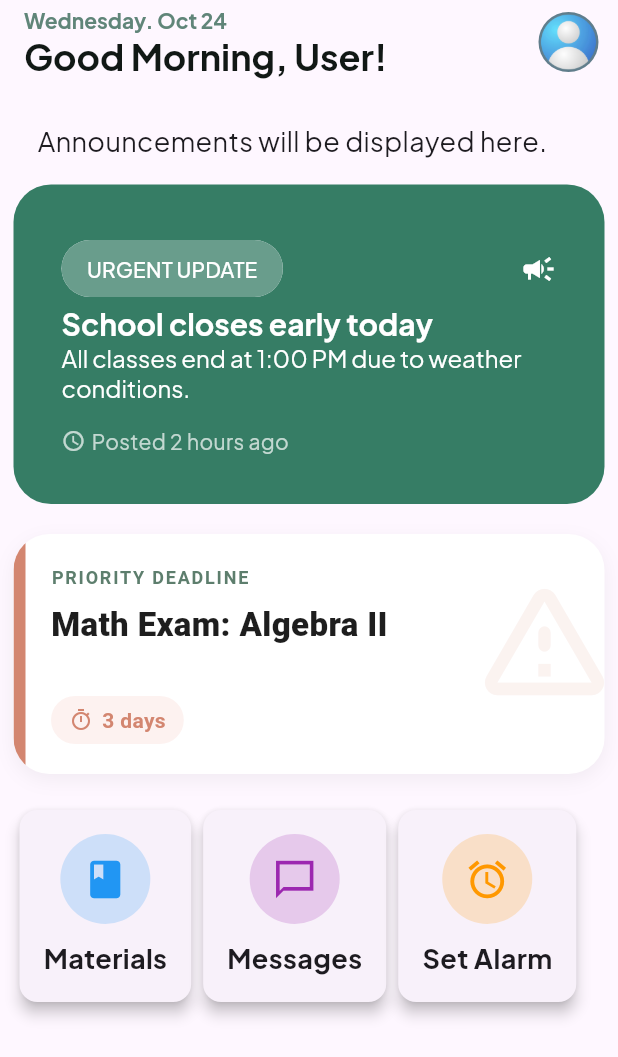
After one commit to NourEldeenAli42/FCDS-Announcements, a Flutter app: the screen it shows once a user with an empty profile is signed in, on a phone screen of 412 x 824 dp. The commit adds this screen. Shown: the top 1057 px of the screen. Run offline on Flutter 3.47's test engine with Material 3 defaults, Android fonts, the phone set to English and light mode, and no system bars; our stand-ins replace bloc, equatable, firebase_auth, firebase_core, flutter_bloc, google_fonts and 1 more; accounts and stored records are empty.

Commit message:
Home Screen UI Done

```diff
--- /dev/null
+++ b/lib/HomeFeature/Models/priority_deadline_data_model.dart
@@ -0,0 +1,6 @@
+class PriorityDeadlineDataModel {
+  final String title;
+  final String remainingTime;
+
+  PriorityDeadlineDataModel({required this.title, required this.remainingTime});
+}
--- /dev/null
+++ b/lib/HomeFeature/Models/urgent_announcement_data_model.dart
@@ -0,0 +1,12 @@
+class UrgentUpdateDataModel {
+    String chipText;
+    String titleText;
+    String bodyText;
+    String timeText;
+    UrgentUpdateDataModel({
+      required this.chipText,
+      required this.titleText,
+      required this.bodyText,
+      required this.timeText,
+    });
+}
--- /dev/null
+++ b/lib/HomeFeature/Widgets/function_card.dart
@@ -0,0 +1,45 @@
+import 'package:fcds_announcements/utils/text_style.dart';
+import 'package:flutter/material.dart';
+
+class FunctionCard extends StatelessWidget {
+  final Color color;
+  final IconData icon;
+  final String label;
+  const FunctionCard({
+    super.key,
+    required this.icon,
+    required this.label,
+    required this.color,
+  });
+
+  @override
+  Widget build(BuildContext context) {
+    return Card(
+      elevation: 4,
+      child: InkWell(
+        borderRadius: .circular(10),
+        splashColor: color.withAlpha(30),
+        onTap: () {
+          // Handle card tap
+        },
+        child: Padding(
+          padding: EdgeInsets.all(16.0),
+          child: Column(
+            mainAxisSize: MainAxisSize.min,
+            children: [
+              CircleAvatar(
+                radius: 30,
+                backgroundColor: color.computeLuminance() < 0.5
+                    ? color.withValues(alpha: 0.2)
+                    : color.withValues(alpha: 0.6),
+                child: Icon(icon, size: 30, color: color),
+              ),
+              SizedBox(height: 10),
+              Text(label, style: MyTextStyle(fontSize: 18, fontWeight: .bold)),
+            ],
+          ),
+        ),
+      ),
+    );
+  }
+}
--- /dev/null
+++ b/lib/HomeFeature/Widgets/priority_deadline.dart
@@ -0,0 +1,125 @@
+import 'package:flutter/material.dart';
+
+class PriorityDeadlineCard extends StatelessWidget {
+  final String title;
+  final String timeLeft;
+
+  const PriorityDeadlineCard({
+    super.key,
+    required this.title,
+    required this.timeLeft,
+  });
+
+  @override
+  Widget build(BuildContext context) {
+    return Container(
+      height: 160,
+      decoration: BoxDecoration(
+        color: Colors.white,
+        borderRadius: BorderRadius.circular(24),
+        boxShadow: [
+          BoxShadow(
+            color: Colors.black.withValues(alpha: 0.05),
+            blurRadius: 10,
+            offset: const Offset(0, 4),
+          ),
+        ],
+      ),
+      child: ClipRRect(
+        borderRadius: BorderRadius.circular(24),
+        child: Stack(
+          children: [
+            // 1. The Red Left Accent Border
+            Positioned(
+              left: 0,
+              top: 0,
+              bottom: 0,
+              child: Container(
+                width: 8, // Adjust thickness
+                color: const Color(
+                  0xFFD38670,
+                ), // The coral/red color from your image
+              ),
+            ),
+
+            // 2. The Faded Background Icon (Warning)
+            Positioned(
+              right: -10,
+              top: 20,
+              child: Icon(
+                Icons.warning_amber_rounded,
+                size: 100,
+                color: const Color(0xFFD38670).withOpacity(0.1),
+              ),
+            ),
+
+            // 3. The Content
+            Padding(
+              padding: const EdgeInsets.fromLTRB(25, 20, 20, 20),
+              child: Column(
+                crossAxisAlignment: CrossAxisAlignment.start,
+                mainAxisAlignment: MainAxisAlignment.spaceBetween,
+                children: [
+                  Column(
+                    crossAxisAlignment: CrossAxisAlignment.start,
+                    children: [
+                      const Text(
+                        "PRIORITY DEADLINE",
+                        style: TextStyle(
+                          color: Color(0xFF5D7E6D), // Muted green text
+                          fontWeight: FontWeight.bold,
+                          fontSize: 12,
+                          letterSpacing: 1.2,
+                        ),
+                      ),
+                      const SizedBox(height: 8),
+                      Text(
+                        title,
+                        style: const TextStyle(
+                          fontSize: 22,
+                          fontWeight: FontWeight.w900,
+                          color: Color(0xFF1E1E1E),
+                        ),
+                      ),
+                    ],
+                  ),
+
+                  // The "Time Left" Chip
+                  Container(
+                    padding: const EdgeInsets.symmetric(
+                      horizontal: 12,
+                      vertical: 6,
+                    ),
+                    decoration: BoxDecoration(
+                      color: const Color(0xFFFDF2F0), // Very light red/pink
+                      borderRadius: BorderRadius.circular(20),
+                    ),
+                    child: Row(
+                      mainAxisSize: MainAxisSize.min,
+                      children: [
+                        const Icon(
+                          Icons.timer_outlined,
+                          size: 16,
+                          color: Color(0xFFD38670),
+                        ),
+                        const SizedBox(width: 6),
+                        Text(
+                          timeLeft,
+                          style: const TextStyle(
+                            color: Color(0xFFD38670),
+                            fontWeight: FontWeight.bold,
+                            fontSize: 14,
+                          ),
+                        ),
+                      ],
+                    ),
+                  ),
+                ],
+              ),
+            ),
+          ],
+        ),
+      ),
+    );
+  }
+}
--- /dev/null
+++ b/lib/HomeFeature/Widgets/urgent_announcement.dart
@@ -0,0 +1,75 @@
+import 'package:fcds_announcements/utils/text_style.dart';
+import 'package:flutter/material.dart';
+
+class UrgentAnnouncement extends StatelessWidget {
+  String chipText;
+  String titleText;
+  String bodyText;
+  String timeText;
+  UrgentAnnouncement({
+    super.key,
+    required this.chipText,
+    required this.titleText,
+    required this.bodyText,
+    required this.timeText,
+  });
+
+  @override
+  Widget build(BuildContext context) {
+    return Container(
+      decoration: BoxDecoration(
+        color: Color.fromARGB(255, 54, 125, 101),
+        borderRadius: BorderRadius.circular(25),
+      ),
+      padding: .all(32),
+      child: Column(
+        crossAxisAlignment: .start,
+        children: [
+          Row(
+            mainAxisAlignment: .spaceBetween,
+            children: [
+              Chip(
+                label: Text(chipText, style: MyTextStyle(color: Colors.white)),
+                backgroundColor: Color(0xEE5e9784),
+                shape: StadiumBorder(),
+                side: BorderSide(color: Colors.transparent),
+              ),
+              Icon(Icons.campaign, color: Colors.white),
+            ],
+          ),
+          RichText(
+            text: TextSpan(
+              children: [
+                TextSpan(
+                  text: '$titleText\n',
+                  style: MyTextStyle(
+                    color: Colors.white,
+                    fontSize: 20,
+                    fontWeight: .bold,
+                  ),
+                ),
+                TextSpan(
+                  text: bodyText,
+                  style: MyTextStyle(color: Colors.white, fontSize: 16),
+                ),
+              ],
+            ),
+          ),
+          SizedBox(height: 16),
+          Row(
+            mainAxisAlignment: .start,
+            mainAxisSize: .min,
+            children: [
+              Icon(Icons.access_time, color: Colors.white70, size: 16),
+              SizedBox(width: 4),
+              Text(
+                'Posted $timeText ago',
+                style: MyTextStyle(color: Colors.white70, fontSize: 14),
+              ),
+            ],
+          ),
+        ],
+      ),
+    );
+  }
+}
--- /dev/null
+++ b/lib/HomeFeature/home_view.dart
@@ -0,0 +1,88 @@
+import 'package:fcds_announcements/HomeFeature/Widgets/function_card.dart';
+import 'package:fcds_announcements/HomeFeature/Widgets/priority_deadline.dart';
+import 'package:fcds_announcements/HomeFeature/Widgets/urgent_announcement.dart';
+import 'package:fcds_announcements/assets/assets_links.dart';
+import 'package:fcds_announcements/utils/text_style.dart';
+import 'package:flutter/material.dart';
+
+class HomeView extends StatelessWidget {
+  const HomeView({super.key});
+
+  @override
+  Widget build(BuildContext context) {
+    return Scaffold(
+      appBar: AppBar(
+        actionsPadding: .all(8),
+        title: Text.rich(
+          TextSpan(
+            children: [
+              TextSpan(
+                text: 'Wednesday. Oct 24\n',
+                style: MyTextStyle(fontSize: 14, color: Color(0xFF608579)),
+              ),
+              TextSpan(
+                text: 'Good Morning, User!',
+                style: MyTextStyle(
+                  color: Color(0xFF111815),
+                  fontSize: 24,
+                  fontWeight: .bold,
+                ),
+              ),
+            ],
+            style: TextStyle(fontWeight: FontWeight.bold),
+          ),
+        ),
+        actions: [
+          CircleAvatar(
+            radius: 25,
+            foregroundImage: AssetImage(profilePicture),
+            backgroundColor: Colors.blueGrey,
+          ),
+        ],
+      ),
+      body: ListView(
+        padding: .all(9),
+        children: [
+          Padding(
+            padding: const EdgeInsets.all(16.0),
+            child: Text(
+              'Announcements will be displayed here.',
+              style: MyTextStyle(fontSize: 18),
+            ),
+          ),
+          UrgentAnnouncement(
+            chipText: 'URGENT UPDATE',
+            titleText: 'School closes early today',
+            bodyText: 'All classes end at 1:00 PM due to weather conditions.',
+            timeText: '2 hours',
+          ),
+          SizedBox(height: 20),
+          PriorityDeadlineCard(
+            title: 'Math Exam: Algebra II',
+            timeLeft: '3 days',
+          ),
+          SizedBox(height: 20),
+          Wrap(
+            children: [
+              FunctionCard(
+                icon: Icons.book,
+                label: 'Materials',
+                color: Colors.blue,
+              ),
+              FunctionCard(
+                icon: Icons.messenger_outline_sharp,
+                label: 'Messages',
+                color: Colors.purple,
+              ),
+              FunctionCard(
+                icon: Icons.alarm,
+                label: 'Set Alarm',
+                color: Colors.orange,
+              ),
+            ],
+          ),
+        ],
+      ),
+    );
+  }
+}
--- /dev/null
+++ b/lib/assets/assets_links.dart
@@ -0,0 +1 @@
+final String profilePicture = 'lib/assets/profile.png';
--- a/lib/main.dart
+++ b/lib/main.dart
@@ -1,13 +1,13 @@
 import 'package:fcds_announcements/LoginFeature/login_view.dart';
+import 'package:fcds_announcements/HomeFeature/home_view.dart';
+import 'package:firebase_auth/firebase_auth.dart';
 import 'package:flutter/material.dart';
 import 'package:firebase_core/firebase_core.dart';
 import 'firebase_options.dart';
 
 void main() async {
   WidgetsFlutterBinding.ensureInitialized();
-  await Firebase.initializeApp(
-    options: DefaultFirebaseOptions.currentPlatform,
-);
+  await Firebase.initializeApp(options: DefaultFirebaseOptions.currentPlatform);
   runApp(const MyApp());
 }
 
@@ -18,9 +18,38 @@ class MyApp extends StatelessWidget {
   @override
   Widget build(BuildContext context) {
     return MaterialApp(
+      routes: {'/home': (context) => const HomeView()},
       title: 'Flutter Demo',
       theme: ThemeData(colorScheme: .fromSeed(seedColor: Colors.deepPurple)),
-      home: const LoginView(),
+      home: const AuthWrapper(),
     );
   }
 }
+
+class AuthWrapper extends StatelessWidget {
+  const AuthWrapper({super.key});
+
+  @override
+  Widget build(BuildContext context) {
+    // StreamBuilder listens to the Firebase Auth state
+    return StreamBuilder<User?>(
+      stream: FirebaseAuth.instance.authStateChanges(),
+      builder: (context, snapshot) {
+        // 1. Check if the connection is still loading
+        if (snapshot.connectionState == ConnectionState.waiting) {
+          return const Scaffold(
+            body: Center(child: CircularProgressIndicator()),
+          );
+        }
+
+        // 2. If the snapshot has user data, they are logged in
+        if (snapshot.hasData) {
+          return const HomeView();
+        }
+
+        // 3. Otherwise, show the login screen
+        return const LoginView();
+      },
+    );
+  }
+}
--- /dev/null
+++ b/lib/utils/navigation_helper.dart
@@ -0,0 +1,7 @@
+import 'package:flutter/material.dart';
+
+class NavigationHelper {
+  void navigateToHomePage(BuildContext context) {
+    Navigator.pushReplacementNamed(context, '/home');
+  }
+}
--- /dev/null
+++ b/lib/utils/text_style.dart
@@ -0,0 +1,13 @@
+import 'package:flutter/material.dart';
+import 'package:google_fonts/google_fonts.dart';
+
+class MyTextStyle extends TextStyle {
+  MyTextStyle({
+    super.fontSize,
+    super.fontWeight,
+    super.color,
+    super.letterSpacing,
+  }) : super(
+          fontFamily: GoogleFonts.plusJakartaSans().fontFamily,
+        );
+}
--- a/pubspec.yaml
+++ b/pubspec.yaml
@@ -28,6 +28,7 @@ environment:
 # the latest version available on pub.dev. To see which dependencies have newer
 # versions available, run `flutter pub outdated`.
 dependencies:
+  cached_network_image: ^3.4.1
   cupertino_icons: ^1.0.8
   equatable: ^2.0.8
   firebase_auth: ^6.1.3
@@ -57,6 +58,7 @@ flutter:
   assets:
     - lib/assets/hat.png
     - lib/assets/google_sign_in.png
+    - lib/assets/profile.png
   # An image asset can refer to one or more resolution-specific "variants", see
   # https://flutter.dev/to/resolution-aware-images
   # For details regarding adding assets from package dependencies, see
```
Also changed, not shown: lib/assets/profile.png (added), pubspec.lock, 1 other file.
